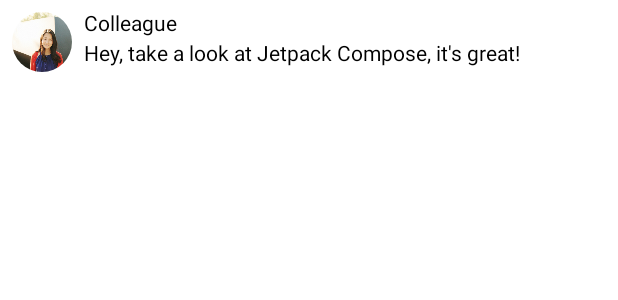
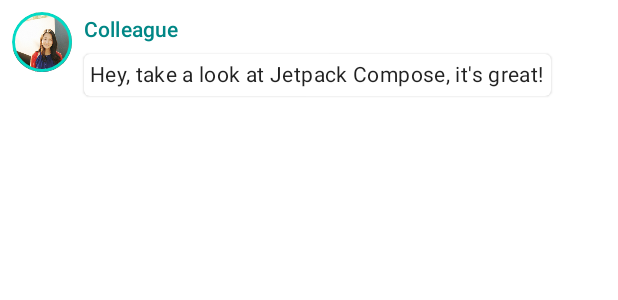
Before and after one commit to MilkBiscuit/JetpackComposeTutorial, an Android app built with Jetpack Compose: the @Preview function PreviewMessageCard, on a phone screen of 412 x 824 dp. Shown: the top 300 px of the screen. Run offline under Robolectric (Android 15) with nearby library versions, the phone set to English and light mode, and no system bars.

Commit message:
Finish Lesson 3: Material design
- The background color in dark mode does not match the one in the tutorial

```diff
--- a/app/src/main/java/com/example/jetpackcomposetutorial/MainActivity.kt
+++ b/app/src/main/java/com/example/jetpackcomposetutorial/MainActivity.kt
@@ -1,11 +1,15 @@
 package com.example.jetpackcomposetutorial
 
+import android.content.res.Configuration
 import android.os.Bundle
 import androidx.activity.ComponentActivity
 import androidx.activity.compose.setContent
 import androidx.compose.foundation.Image
+import androidx.compose.foundation.border
 import androidx.compose.foundation.layout.*
 import androidx.compose.foundation.shape.CircleShape
+import androidx.compose.material.MaterialTheme
+import androidx.compose.material.Surface
 import androidx.compose.material.Text
 import androidx.compose.runtime.Composable
 import androidx.compose.ui.Modifier
@@ -13,14 +17,17 @@ import androidx.compose.ui.draw.clip
 import androidx.compose.ui.res.painterResource
 import androidx.compose.ui.tooling.preview.Preview
 import androidx.compose.ui.unit.dp
+import com.example.jetpackcomposetutorial.ui.theme.JetpackComposeTutorialTheme
 
 class MainActivity : ComponentActivity() {
     override fun onCreate(savedInstanceState: Bundle?) {
         super.onCreate(savedInstanceState)
         setContent {
+            JetpackComposeTutorialTheme {
                 MessageCard(
                     Message("Android", "Jetpack Compose")
                 )
+            }
         }
     }
 }
@@ -39,20 +46,39 @@ fun MessageCard(msg: Message) {
                 .size(40.dp)
                 // Clip image to be shaped as a circle
                 .clip(CircleShape)
+                .border(1.5.dp, MaterialTheme.colors.secondary, CircleShape)
         )
         Spacer(modifier = Modifier.width(8.dp))
         Column {
-            Text(text = msg.author)
+            Text(
+                text = msg.author,
+                color = MaterialTheme.colors.secondaryVariant,
+                style = MaterialTheme.typography.subtitle2
+            )
             Spacer(modifier = Modifier.height(4.dp))
-            Text(text = msg.body)
+            Surface(shape = MaterialTheme.shapes.medium, elevation = 1.dp) {
+                Text(
+                    text = msg.body,
+                    modifier = Modifier.padding(all = 4.dp),
+                    style = MaterialTheme.typography.body2
+                )
+            }
         }
     }
 }
 
-@Preview
+@Preview(name = "Light Mode")
+@Preview(
+    uiMode = Configuration.UI_MODE_NIGHT_YES,
+    showBackground = true,
+    name = "Dark Mode"
+)
 @Composable
 fun PreviewMessageCard() {
+    JetpackComposeTutorialTheme {
         MessageCard(
             msg = Message("Colleague", "Hey, take a look at Jetpack Compose, it's great!")
         )
     }
+
+}
```
Lines whose indentation alone changed are shown as unchanged.
